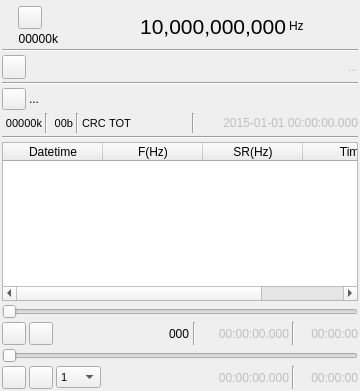
This is plugins/samplesource/sigmffileinput/sigmffileinputgui.ui in f4exb/sdrangel as Qt 5 draws it before an edit. The edited form follows.
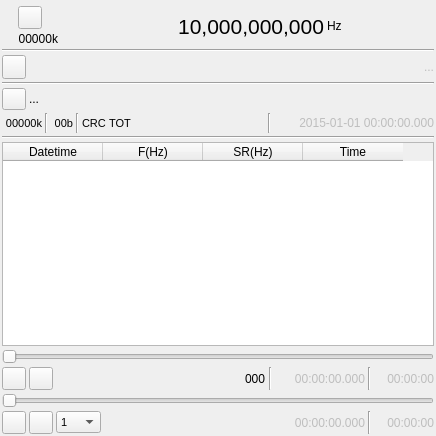
This is the edited form. Icons and pictures are not drawn. Custom widgets are drawn as their Qt base class.

What changed in the file:
```diff
--- a/plugins/samplesource/sigmffileinput/sigmffileinputgui.ui
+++ b/plugins/samplesource/sigmffileinput/sigmffileinputgui.ui
@@ -6,20 +6,26 @@
    <rect>
     <x>0</x>
     <y>0</y>
-    <width>360</width>
-    <height>391</height>
+    <width>436</width>
+    <height>436</height>
    </rect>
   </property>
   <property name="sizePolicy">
-   <sizepolicy hsizetype="MinimumExpanding" vsizetype="Maximum">
+   <sizepolicy hsizetype="Fixed" vsizetype="Expanding">
     <horstretch>0</horstretch>
     <verstretch>0</verstretch>
    </sizepolicy>
   </property>
   <property name="minimumSize">
    <size>
-    <width>360</width>
-    <height>0</height>
+    <width>436</width>
+    <height>436</height>
+   </size>
+  </property>
+  <property name="maximumSize">
+   <size>
+    <width>436</width>
+    <height>16777215</height>
    </size>
   </property>
   <property name="font">
```
